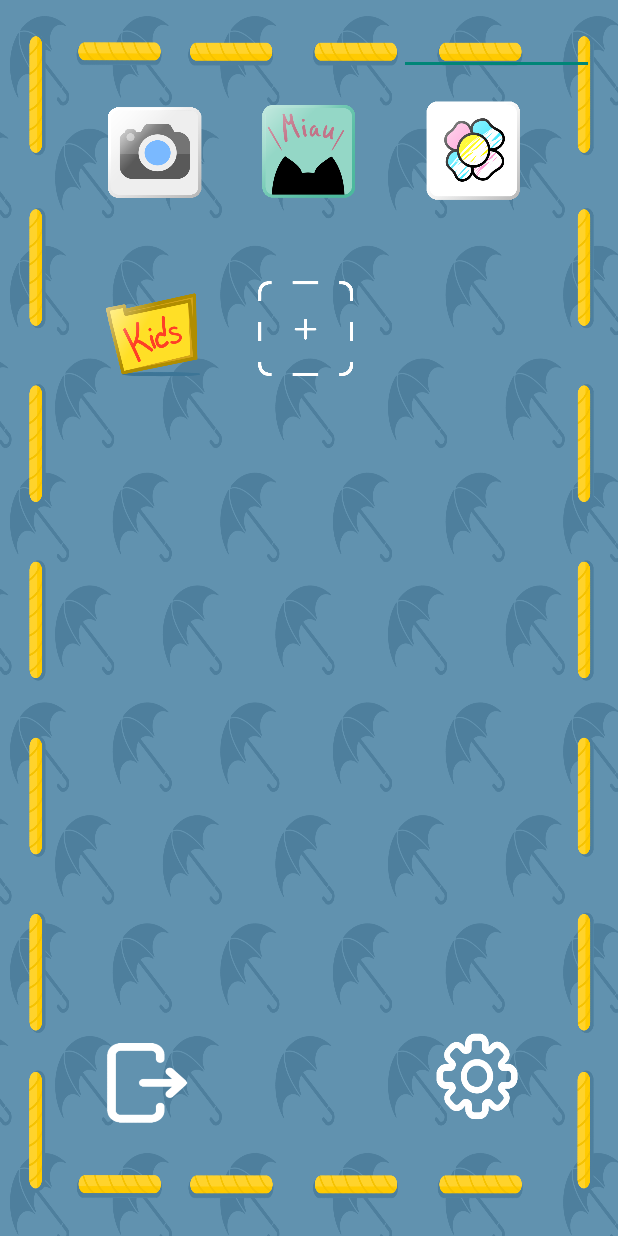
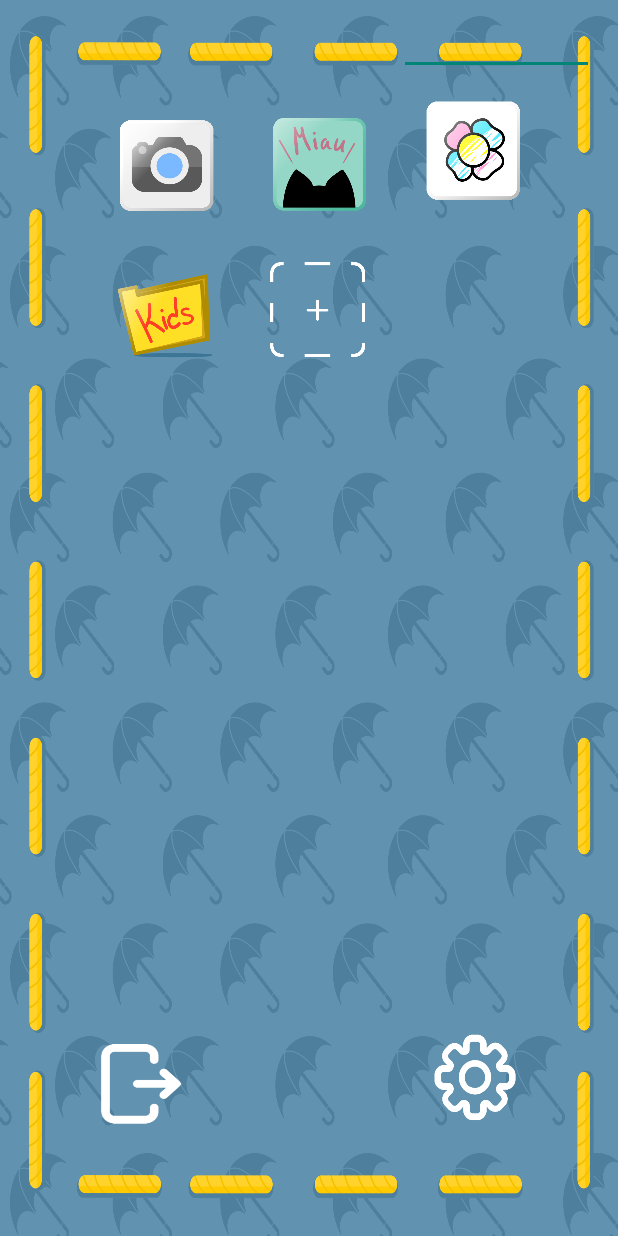
Before and after one commit to Andree37/NannyPoppins, an Android app: the layout activity_home.xml on its own in the app's theme, with its tools: preview values and no code run, on a phone screen of 412 x 824 dp. Run offline under Robolectric (Android 15) with nearby library versions, the phone set to English and light mode, and no system bars.

Commit message:
Cenas mais bonitas (>*~u~)>

```diff
--- a/NannyPoppins/app/src/main/res/layout/activity_home.xml
+++ b/NannyPoppins/app/src/main/res/layout/activity_home.xml
@@ -22,24 +22,25 @@
         android:id="@+id/btn_camera"
         android:layout_width="80dp"
         android:layout_height="80dp"
-        android:layout_marginStart="64dp"
-        android:layout_marginTop="60dp"
         android:background="@drawable/menu_app_camara"
+        app:layout_constraintBottom_toBottomOf="parent"
+        app:layout_constraintEnd_toEndOf="parent"
+        app:layout_constraintHorizontal_bias="0.217"
         app:layout_constraintStart_toStartOf="parent"
-        app:layout_constraintTop_toTopOf="parent" />
+        app:layout_constraintTop_toTopOf="parent"
+        app:layout_constraintVertical_bias="0.092" />
 
     <Button
         android:id="@+id/btn_animals"
         android:layout_width="80dp"
         android:layout_height="80dp"
-        android:layout_marginStart="101dp"
-        android:layout_marginTop="60dp"
-        android:layout_marginEnd="30dp"
         android:background="@drawable/menu_app_animais"
-        app:layout_constraintEnd_toStartOf="@+id/btn_colors"
-        app:layout_constraintHorizontal_bias="1.0"
-        app:layout_constraintStart_toStartOf="@+id/btn_camera"
-        app:layout_constraintTop_toTopOf="parent" />
+        app:layout_constraintBottom_toBottomOf="parent"
+        app:layout_constraintEnd_toEndOf="parent"
+        app:layout_constraintHorizontal_bias="0.522"
+        app:layout_constraintStart_toStartOf="parent"
+        app:layout_constraintTop_toTopOf="parent"
+        app:layout_constraintVertical_bias="0.092" />
 
     <Button
         android:id="@+id/btn_colors"
@@ -49,47 +50,58 @@
         android:layout_marginEnd="56dp"
         android:background="@drawable/menu_app_colorir"
         app:layout_constraintEnd_toEndOf="parent"
+        app:layout_constraintHorizontal_bias="1.0"
+        app:layout_constraintStart_toStartOf="parent"
         app:layout_constraintTop_toTopOf="parent" />
 
     <Button
         android:id="@+id/btn_kids"
         android:layout_width="80dp"
         android:layout_height="80dp"
-        android:layout_marginStart="64dp"
-        android:layout_marginTop="40dp"
         android:background="@drawable/menu_app_pastas"
+        app:layout_constraintBottom_toBottomOf="parent"
+        app:layout_constraintEnd_toEndOf="parent"
+        app:layout_constraintHorizontal_bias="0.217"
         app:layout_constraintStart_toStartOf="parent"
-        app:layout_constraintTop_toBottomOf="@+id/btn_camera" />
+        app:layout_constraintTop_toTopOf="parent"
+        app:layout_constraintVertical_bias="0.225" />
 
     <Button
         android:id="@+id/btn_addApps"
         android:layout_width="80dp"
         android:layout_height="80dp"
-        android:layout_marginStart="21dp"
-        android:layout_marginTop="40dp"
         android:background="@drawable/menu_app_add"
-        app:layout_constraintStart_toEndOf="@+id/btn_kids"
-        app:layout_constraintTop_toBottomOf="@+id/btn_animals" />
+        app:layout_constraintBottom_toBottomOf="parent"
+        app:layout_constraintEnd_toEndOf="parent"
+        app:layout_constraintHorizontal_bias="0.522"
+        app:layout_constraintStart_toStartOf="parent"
+        app:layout_constraintTop_toBottomOf="@+id/btn_animals"
+        app:layout_constraintTop_toTopOf="parent"
+        app:layout_constraintVertical_bias="0.225" />
 
     <Button
         android:id="@+id/btn_exit"
         android:layout_width="80dp"
         android:layout_height="80dp"
-        android:layout_marginStart="56dp"
-        android:layout_marginBottom="64dp"
         android:background="@drawable/button_out"
         app:layout_constraintBottom_toBottomOf="parent"
-        app:layout_constraintStart_toStartOf="parent" />
+        app:layout_constraintEnd_toEndOf="parent"
+        app:layout_constraintHorizontal_bias="0.157"
+        app:layout_constraintStart_toStartOf="parent"
+        app:layout_constraintTop_toTopOf="parent"
+        app:layout_constraintVertical_bias="0.915" />
 
     <Button
         android:id="@+id/btn_settings"
         android:layout_width="80dp"
         android:layout_height="80dp"
-        android:layout_marginEnd="56dp"
-        android:layout_marginBottom="64dp"
         android:background="@drawable/button_def"
         app:layout_constraintBottom_toBottomOf="parent"
-        app:layout_constraintEnd_toEndOf="parent" />
+        app:layout_constraintEnd_toEndOf="parent"
+        app:layout_constraintHorizontal_bias="0.827"
+        app:layout_constraintStart_toStartOf="parent"
+        app:layout_constraintTop_toTopOf="parent"
+        app:layout_constraintVertical_bias="0.915" />
 
     <GridView
         android:id="@+id/displayApps"
@@ -101,10 +113,10 @@
         android:numColumns="3"
         app:layout_constraintBottom_toBottomOf="parent"
         app:layout_constraintEnd_toEndOf="parent"
-        app:layout_constraintHorizontal_bias="0.483"
+        app:layout_constraintHorizontal_bias="0.469"
         app:layout_constraintStart_toStartOf="parent"
         app:layout_constraintTop_toTopOf="parent"
-        app:layout_constraintVertical_bias="1.0">
+        app:layout_constraintVertical_bias="0.798">
 
     </GridView>
 </androidx.constraintlayout.widget.ConstraintLayout>
```
Also changed, not shown: NannyPoppins/app/src/main/res/layout/activity_folder.xml (+18 -14 lines).
